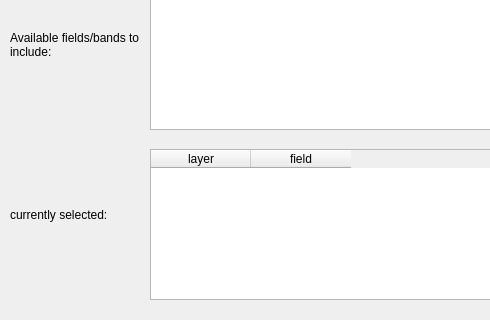
Before: the Qt Designer form MSA_QGIS_dialog_base.ui in ThyavdBerg/MSA-Q, drawn with Qt 5; both pictures show x 0 to 490 and y 241 to 561 of the 652 by 718 pixel window.
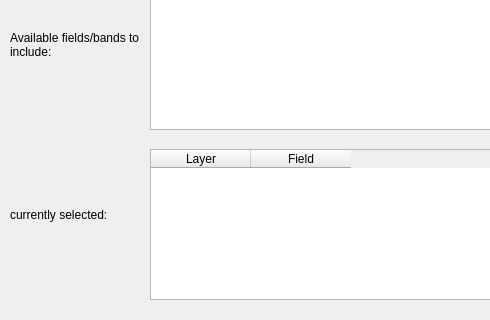
After: the same form once the commit is applied. Custom widgets are drawn as their Qt base class.

Commit message: Solved duplication problem, cleaned up all the print jobs that were used for testing and some depreciated attempts at vectorpoint generation

Diff of the .ui file:
```diff
--- a/MSA_QGIS_dialog_base.ui
+++ b/MSA_QGIS_dialog_base.ui
@@ -177,12 +177,12 @@
    </property>
    <column>
     <property name="text">
-     <string>layer</string>
+     <string>Layer</string>
     </property>
    </column>
    <column>
     <property name="text">
-     <string>field</string>
+     <string>Field</string>
     </property>
    </column>
   </widget>
```
The commit also changes 2 other files.
